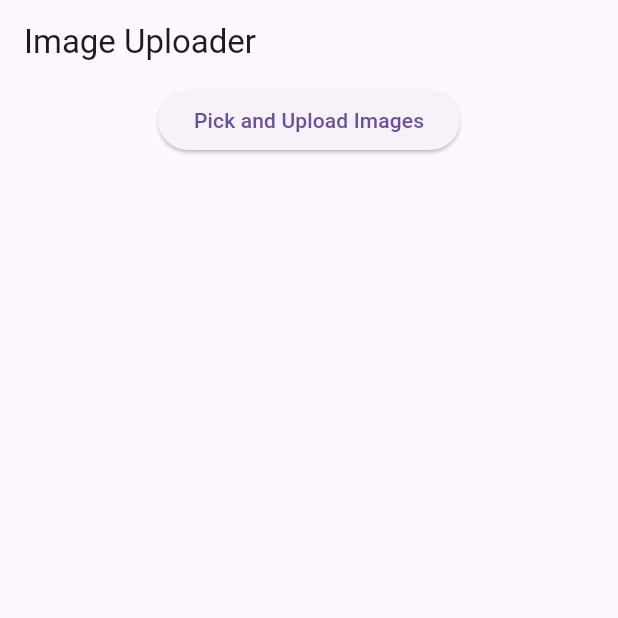
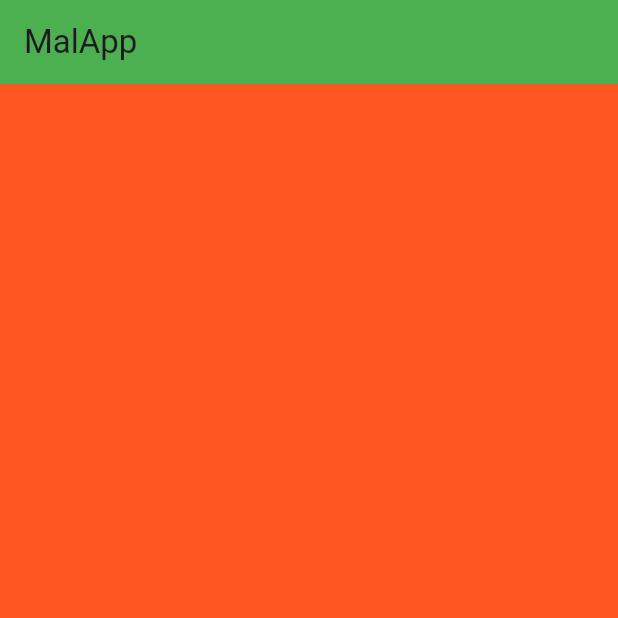
Before and after one commit to nnOt6/ykh-malapp, a Flutter app: the screen it shows after launch, on a phone screen of 412 x 824 dp, the top half of it. Run offline on Flutter 3.47's test engine with Material 3 defaults, Android fonts, the phone set to English and light mode, and no system bars.

Commit message:
4 commit

```diff
--- a/lib/main.dart
+++ b/lib/main.dart
@@ -1,120 +1,15 @@
-import 'dart:io';
 import 'package:flutter/material.dart';
-import 'package:permission_handler/permission_handler.dart';
-import 'package:image_picker/image_picker.dart';
-import 'package:http/http.dart' as http;
+import 'package:sth_malapp2/page/home.dart';
 
 void main() {
-  runApp(MyApp());
+  runApp(MaterialApp(
+    title: "My Title",
+    home: Scaffold(
+      appBar: AppBar(
+        title: const Text("MalApp"),
+        backgroundColor: Colors.green,
+      ),
+      body: const Home(),
+    ),
+  ));
 }
-
-class MyApp extends StatelessWidget {
-  @override
-  Widget build(BuildContext context) {
-    return MaterialApp(
-      home: MyHomePage(),
-    );
-  }
-}
-
-class MyHomePage extends StatefulWidget {
-  @override
-  _MyHomePageState createState() => _MyHomePageState();
-}
-
-class _MyHomePageState extends State<MyHomePage> {
-  List<XFile>? _images;
-  String _error = '';
-
-  @override
-  void initState() {
-    super.initState();
-    _checkPermission();
-  }
-
-  Future<void> _checkPermission() async {
-    final status = await Permission.storage.status;
-    if (!status.isGranted) {
-      final result = await Permission.storage.request();
-      if (result.isGranted) {
-        _pickImages();
-      } else {
-        setState(() {
-          _error = 'Storage permission denied.';
-        });
-      }
-    } else {
-      _pickImages();
-    }
-  }
-
-  Future<void> _pickImages() async {
-    final picker = ImagePicker();
-    final pickedFiles = await picker.pickMultiImage();
-
-    if (pickedFiles != null) {
-      setState(() {
-        _images = pickedFiles;
-        _error = '';
-      });
-
-      // Send images to the server
-      for (var file in _images!) {
-        await _uploadImage(file);
-      }
-    } else {
-      setState(() {
-        _error = 'No images selected.';
-      });
-    }
-  }
-
-  Future<void> _uploadImage(XFile image) async {
-    final uri = Uri.parse('http://172.20.10.4:4545/upload'); // Replace with your server IP and port
-    final request = http.MultipartRequest('POST', uri)
-      ..files.add(await http.MultipartFile.fromPath('image', image.path));
-
-    final response = await request.send();
-    if (response.statusCode == 200) {
-      print('Image uploaded successfully');
-    } else {
-      print('Failed to upload image');
-    }
-  }
-
-  @override
-  Widget build(BuildContext context) {
-    return Scaffold(
-      appBar: AppBar(
-        title: Text('Image Uploader'),
-      ),
-      body: Center(
-        child: Column(
-          mainAxisAlignment: MainAxisAlignment.center,
-          children: <Widget>[
-            ElevatedButton(
-              onPressed: _checkPermission,
-              child: Text('Pick and Upload Images'),
-            ),
-            _error.isNotEmpty
-                ? Text('Error: $_error')
-                : _images != null
-                ? Expanded(
-              child: ListView.builder(
-                itemCount: _images!.length,
-                itemBuilder: (context, index) {
-                  final image = _images![index];
-                  return ListTile(
-                    title: Text(image.name),
-                    subtitle: Text(image.path),
-                  );
-                },
-              ),
-            )
-                : Container(),
-          ],
-        ),
-      ),
-    );
-  }
-}
--- /dev/null
+++ b/lib/page/home.dart
@@ -0,0 +1,12 @@
+import 'package:flutter/material.dart';
+
+class Home extends StatelessWidget {
+  const Home({super.key});
+
+  @override
+  Widget build(BuildContext context) {
+    return Container(
+      color: Colors.deepOrange,
+    );
+  }
+}
```
